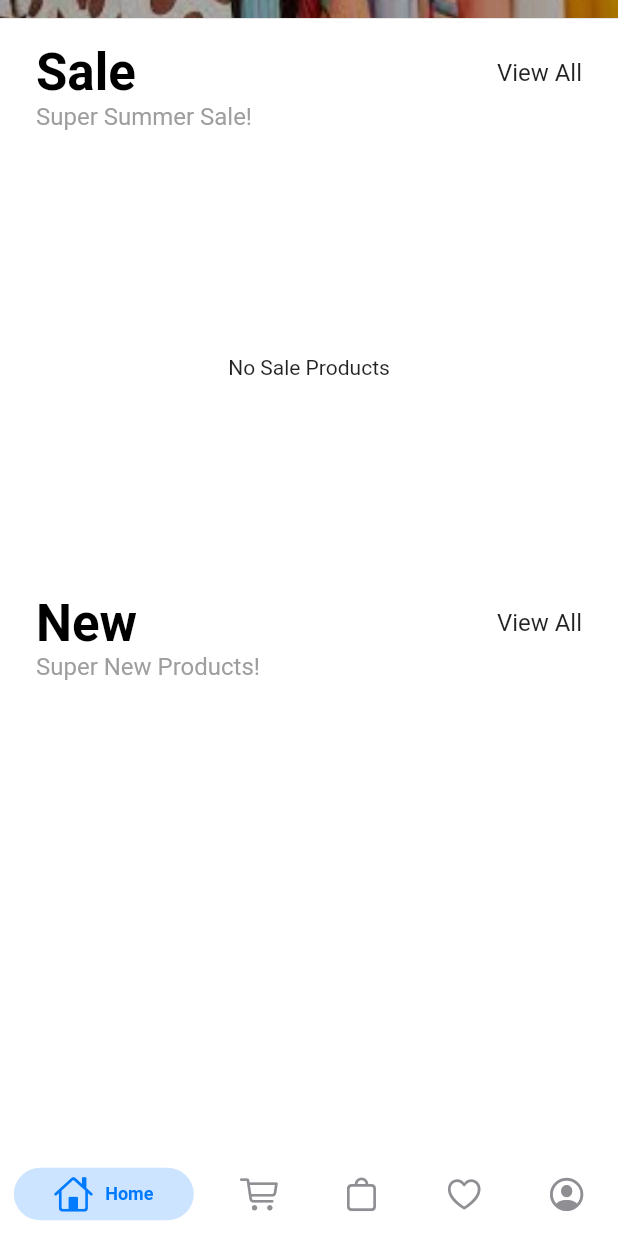
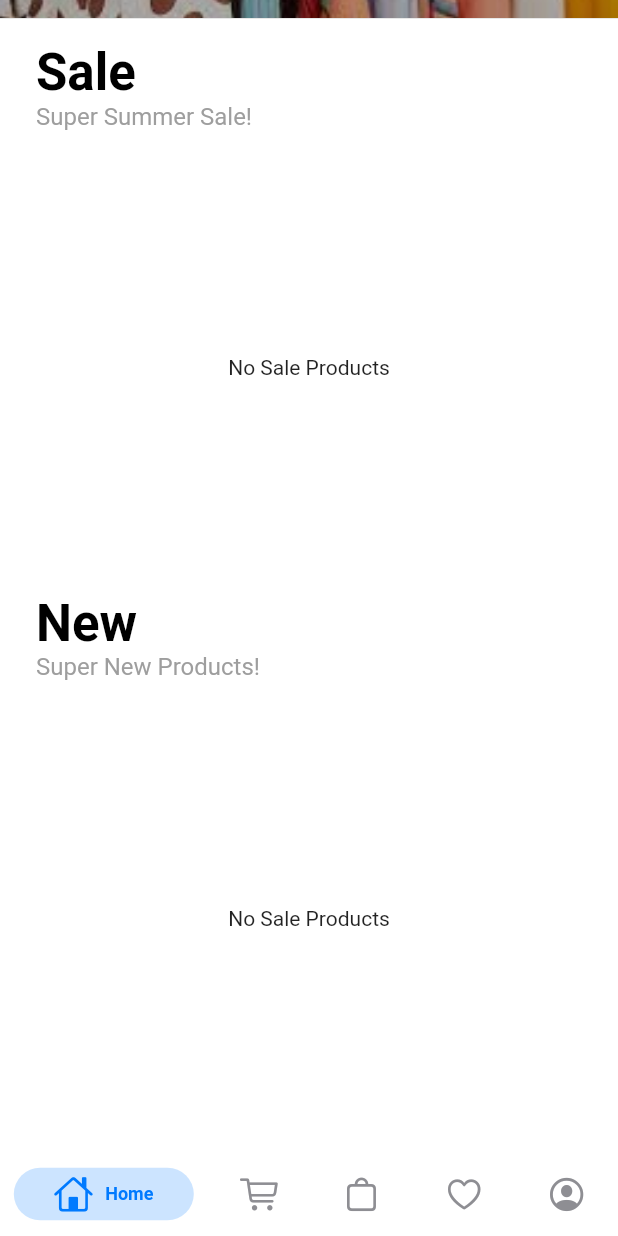
Before and after one commit to AbdullahEmadEldin/E-commerce-app, a Flutter app: the screen it shows once a user with an empty profile is signed in, scrolled down 235 dp, on a phone screen of 412 x 824 dp. Run offline on Flutter 3.47's test engine with Material 2 defaults, Android fonts, the phone set to English and light mode, and no system bars; drawn by our look-alikes of persistent_bottom_nav_bar_v2; our stand-ins replace bloc, cloud_firestore, dio, firebase_auth, firebase_core, flutter_bloc and 3 more; missing offline and left inert: flutter_stripe; accounts and stored records are empty.

Commit message:
Code Refactor to achieve DRY principle

```diff
--- a/lib/view/Pages/home_page.dart
+++ b/lib/view/Pages/home_page.dart
@@ -7,9 +7,6 @@ import 'package:e_commerce_app/data_layer/Models/product.dart';
 import 'package:e_commerce_app/view/Widgets/product_tile_home.dart';
 
 class HomePage extends StatelessWidget {
-  late List<Product> saleProducts;
-  late List<Product> newProducts;
-
   HomePage({super.key});
 
   @override
@@ -58,69 +55,16 @@ class HomePage extends StatelessWidget {
               const SizedBox(height: 8),
               SizedBox(
                 height: 300,
-                child: BlocBuilder<ProductCubit, ProductState>(
-                  builder: (context, state) {
-                    if (state is ProductsLoading) {
-                      return const Center(child: CircularProgressIndicator());
-                    } else if (state is SuccessfullyProductsLoaded) {
-                      saleProducts = state.saleProducts;
-                      if (saleProducts.isEmpty) {
-                        return const Center(child: Text('No Sale Products'));
-                      }
-                      return ListView.builder(
-                          scrollDirection: Axis.horizontal,
-                          itemCount: saleProducts.length,
-                          itemBuilder: (_, index) => Padding(
-                                padding: const EdgeInsets.all(8.0),
-                                child: ProductTileHome(
-                                  product: saleProducts[index],
-                                  isNew: false,
-                                ),
-                              ));
-                    } else if (state is ProductsFailure) {
-                      return Center(child: Text('Error: ${state.errorMsg}'));
-                    } else {
-                      BlocProvider.of<ProductCubit>(context)
-                          .retrieveAllProducts();
-
-                      return Center(
-                          child:
-                              Text('Some fucking state: ${state.toString()}'));
-                    }
-                  },
-                ),
+                child: _productsBlocBuilder(size,
+                    emptyMsg: 'No sale products', isSaleProducts: true),
               ),
               _buildHeaderOfList(context,
                   title: 'New', description: 'Super New Products!'),
               const SizedBox(height: 8),
               SizedBox(
-                height: 300,
-                child: BlocBuilder<ProductCubit, ProductState>(
-                  builder: (context, state) {
-                    if (state is ProductsLoading) {
-                      return const Center(child: CircularProgressIndicator());
-                    } else if (state is SuccessfullyProductsLoaded) {
-                      newProducts = state.newProducts;
-                      return ListView.builder(
-                          scrollDirection: Axis.horizontal,
-                          itemCount: newProducts.length,
-                          itemBuilder: (_, index) => Padding(
-                                padding: const EdgeInsets.all(8.0),
-                                child: ProductTileHome(
-                                  product: newProducts[index],
-                                  isNew: true,
-                                ),
-                              ));
-                    } else if (state is ProductsFailure) {
-                      return Center(child: Text('Error: ${state.errorMsg}'));
-                    } else {
-                      return Center(
-                          child:
-                              Text('Some fucking state: ${state.toString()}'));
-                    }
-                  },
-                ),
-              )
+                  height: 300,
+                  child: _productsBlocBuilder(size,
+                      emptyMsg: 'NO new products', isSaleProducts: false))
             ],
           ),
         ),
@@ -128,10 +72,52 @@ class HomePage extends StatelessWidget {
     );
   }
 
-  Widget _buildHeaderOfList(BuildContext context,
-      {required String title,
-      required String description,
-      VoidCallback? onTap}) {
+  BlocBuilder<ProductCubit, ProductState> _productsBlocBuilder(Size size,
+      {required String emptyMsg, required bool isSaleProducts}) {
+    return BlocBuilder<ProductCubit, ProductState>(
+      builder: (context, state) {
+        if (state is ProductsLoading) {
+          return const Center(child: CircularProgressIndicator());
+        } else if (state is SuccessfullyProductsLoaded) {
+          final List<Product> products;
+          isSaleProducts
+              ? products = state.saleProducts
+              : products = state.newProducts;
+          if (products.isEmpty) {
+            return const Center(child: Text('No Sale Products'));
+          }
+          return ListView.builder(
+              scrollDirection: Axis.horizontal,
+              itemCount: products.length,
+              itemBuilder: (_, index) => Padding(
+                    padding: const EdgeInsets.all(8.0),
+                    child: ProductTileHome(
+                      product: products[index],
+                      isNew: products[index].discount == 0,
+                      postions: (
+                        favButtonBottomPostion: size.width * 0.15,
+                        favButtonRightPostion: size.width * 0.01,
+                        productDetailsBottom: size.height * 0.00001,
+                        imageHeight: 200
+                      ),
+                    ),
+                  ));
+        } else if (state is ProductsFailure) {
+          return Center(child: Text('Error: ${state.errorMsg}'));
+        } else {
+          BlocProvider.of<ProductCubit>(context).retrieveAllProducts();
+
+          return Center(child: Text('Some fucking state: ${state.toString()}'));
+        }
+      },
+    );
+  }
+
+  Widget _buildHeaderOfList(
+    BuildContext context, {
+    required String title,
+    required String description,
+  }) {
     return Column(
       crossAxisAlignment: CrossAxisAlignment.start,
       children: [
@@ -145,13 +131,6 @@ class HomePage extends StatelessWidget {
                   .headlineMedium!
                   .copyWith(color: Colors.black, fontWeight: FontWeight.bold),
             ),
-            InkWell(
-              onTap: onTap,
-              child: Text(
-                'View All',
-                style: Theme.of(context).textTheme.titleMedium,
-              ),
-            )
           ],
         ),
         Text(
```
